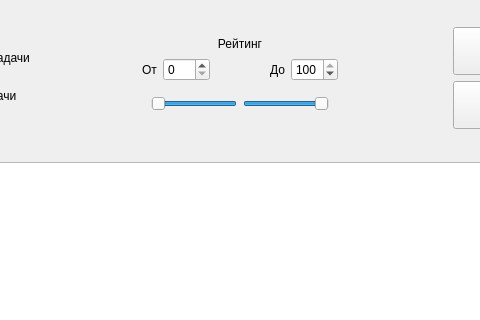
The window that mainwindow.ui (wannabedigital/qt-simple-todo) describes before a commit, drawn with Qt 5; both pictures show x 160 to 640 and y 0 to 320 of the 800 by 628 pixel window.
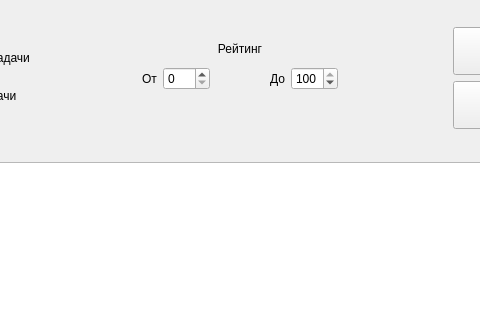
The same window after the commit.

Commit message: feat: remove widget 6

```diff
--- a/mainwindow.ui
+++ b/mainwindow.ui
@@ -101,52 +101,7 @@
              </item>
              <item row="4" column="0" colspan="5">
               <widget class="QWidget" name="widget_8" native="true">
-               <layout class="QGridLayout" name="gridLayout_8">
-                <item row="0" column="0">
-                 <widget class="QSlider" name="minRatingSlider">
-                  <property name="layoutDirection">
-                   <enum>Qt::LayoutDirection::LeftToRight</enum>
-                  </property>
-                  <property name="maximum">
-                   <number>100</number>
-                  </property>
-                  <property name="value">
-                   <number>100</number>
-                  </property>
-                  <property name="orientation">
-                   <enum>Qt::Orientation::Horizontal</enum>
-                  </property>
-                  <property name="invertedAppearance">
-                   <bool>true</bool>
-                  </property>
-                  <property name="invertedControls">
-                   <bool>true</bool>
-                  </property>
-                 </widget>
-                </item>
-                <item row="0" column="1">
-                 <widget class="QSlider" name="maxRatingSlider">
-                  <property name="layoutDirection">
-                   <enum>Qt::LayoutDirection::RightToLeft</enum>
-                  </property>
-                  <property name="maximum">
-                   <number>100</number>
-                  </property>
-                  <property name="value">
-                   <number>100</number>
-                  </property>
-                  <property name="orientation">
-                   <enum>Qt::Orientation::Horizontal</enum>
-                  </property>
-                  <property name="invertedAppearance">
-                   <bool>true</bool>
-                  </property>
-                  <property name="invertedControls">
-                   <bool>true</bool>
-                  </property>
-                 </widget>
-                </item>
-               </layout>
+               <layout class="QGridLayout" name="gridLayout_8"/>
               </widget>
              </item>
             </layout>
```
The commit also changes 1 other file.
